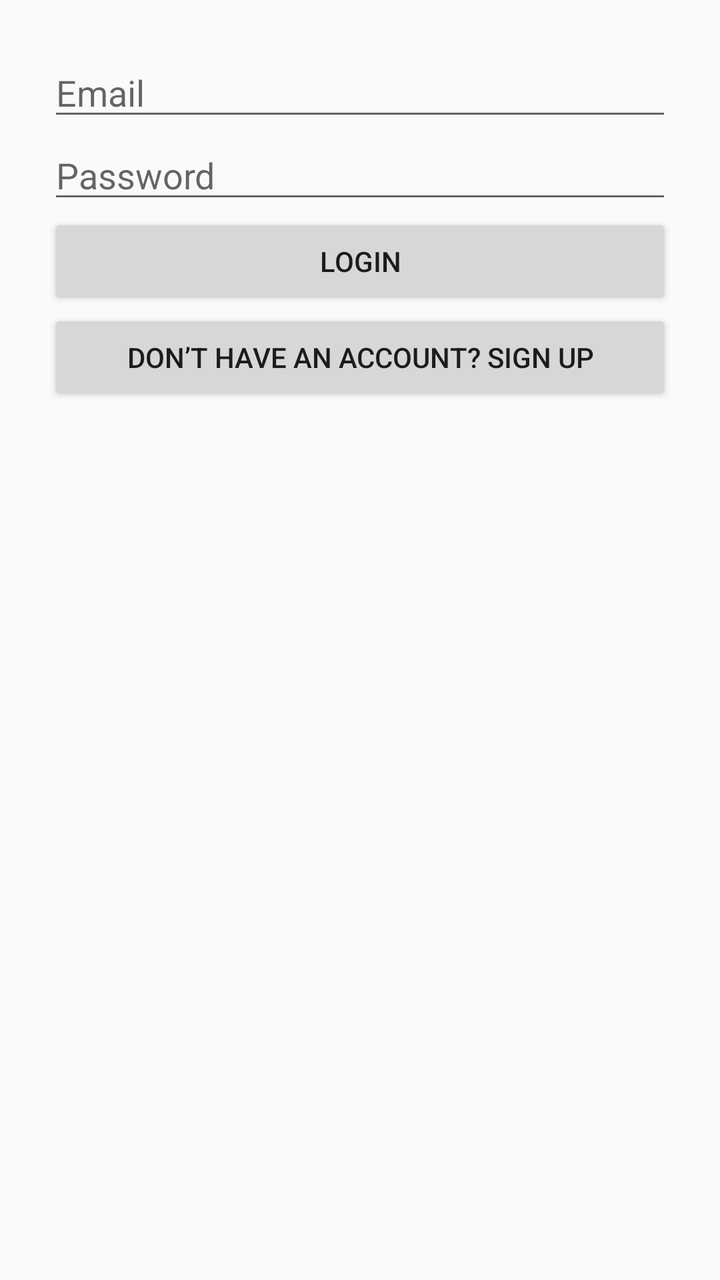
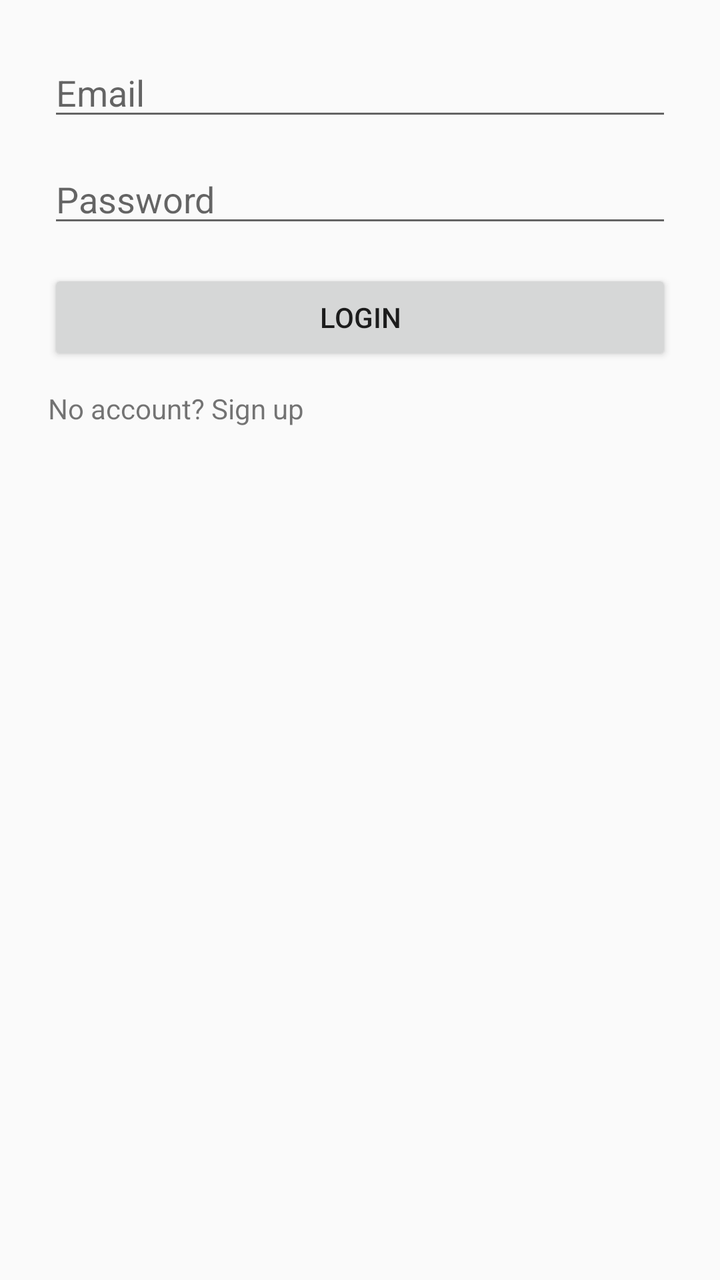

Before-and-after screenshots of an Android layout around one commit, followed by the original layout XML and the change that was made.
<!-- AndroidManifest.xml: application theme Theme.ValueMatch -->
<!-- res/layout/fragment_login.xml -->
<?xml version="1.0" encoding="utf-8"?>
<LinearLayout
    xmlns:android="http://schemas.android.com/apk/res/android"
    android:orientation="vertical"
    android:padding="24dp"
    android:layout_width="match_parent"
    android:layout_height="match_parent">

    <EditText
        android:id="@+id/emailInput"
        android:hint="@string/email_hint"
        android:layout_width="match_parent"
        android:layout_height="wrap_content"/>

    <EditText
        android:id="@+id/passwordInput"
        android:hint="@string/password_hint"
        android:inputType="textPassword"
        android:layout_width="match_parent"
        android:layout_height="wrap_content"/>

    <Button
        android:id="@+id/loginBtn"
        android:text="@string/login"
        android:layout_width="match_parent"
        android:layout_height="wrap_content"/>

    <Button
        android:id="@+id/goToSignupBtn"
        android:text="@string/go_to_signup"
        android:layout_width="match_parent"
        android:layout_height="wrap_content"/>

    <TextView
        android:id="@+id/statusText"
        android:layout_width="match_parent"
        android:layout_height="wrap_content"/>
</LinearLayout>
<!-- resources referenced by this layout -->
<resources>
  <string name="email_hint">Email</string>
  <string name="go_to_signup">Don’t have an account? Sign up</string>
  <string name="login">Login</string>
  <string name="password_hint">Password</string>
  <style name="Theme.ValueMatch" parent="Theme.AppCompat.DayNight.NoActionBar">
          <item name="colorPrimary">@color/purple_500</item>
          <item name="colorPrimaryDark">@color/purple_700</item>
          <item name="colorAccent">@color/teal_200</item>
      </style>
  <color name="purple_500">#FF6200EE</color>
  <color name="purple_700">#FF3700B3</color>
  <color name="teal_200">#FF03DAC5</color>
</resources>

<!-- the commit's change to res/layout/fragment_login.xml (unified diff, before → after) -->
@@ -1,38 +1,36 @@
 <?xml version="1.0" encoding="utf-8"?>
-<LinearLayout
-    xmlns:android="http://schemas.android.com/apk/res/android"
+<LinearLayout xmlns:android="http://schemas.android.com/apk/res/android"
     android:orientation="vertical"
-    android:padding="24dp"
     android:layout_width="match_parent"
-    android:layout_height="match_parent">
+    android:layout_height="match_parent"
+    android:padding="24dp">
 
     <EditText
         android:id="@+id/emailInput"
-        android:hint="@string/email_hint"
         android:layout_width="match_parent"
-        android:layout_height="wrap_content"/>
+        android:layout_height="wrap_content"
+        android:hint="Email"
+        android:inputType="textEmailAddress"/>
 
     <EditText
         android:id="@+id/passwordInput"
-        android:hint="@string/password_hint"
+        android:layout_width="match_parent"
+        android:layout_height="wrap_content"
+        android:hint="Password"
         android:inputType="textPassword"
-        android:layout_width="match_parent"
-        android:layout_height="wrap_content"/>
+        android:layout_marginTop="12dp"/>
 
     <Button
-        android:id="@+id/loginBtn"
-        android:text="@string/login"
+        android:id="@+id/loginButton"
         android:layout_width="match_parent"
-        android:layout_height="wrap_content"/>
-
-    <Button
-        android:id="@+id/goToSignupBtn"
-        android:text="@string/go_to_signup"
-        android:layout_width="match_parent"
-        android:layout_height="wrap_content"/>
+        android:layout_height="wrap_content"
+        android:text="Login"
+        android:layout_marginTop="16dp"/>
 
     <TextView
-        android:id="@+id/statusText"
-        android:layout_width="match_parent"
-        android:layout_height="wrap_content"/>
+        android:id="@+id/goToSignup"
+        android:layout_width="wrap_content"
+        android:layout_height="wrap_content"
+        android:text="No account? Sign up"
+        android:layout_marginTop="12dp"/>
 </LinearLayout>
<!-- resource entries referenced after the edit -->
@@ -1,9 +1,5 @@
 <!-- resources referenced by this layout -->
 <resources>
-  <string name="email_hint">Email</string>
-  <string name="go_to_signup">Don’t have an account? Sign up</string>
-  <string name="login">Login</string>
-  <string name="password_hint">Password</string>
   <style name="Theme.ValueMatch" parent="Theme.AppCompat.DayNight.NoActionBar">
           <item name="colorPrimary">@color/purple_500</item>
           <item name="colorPrimaryDark">@color/purple_700</item>
